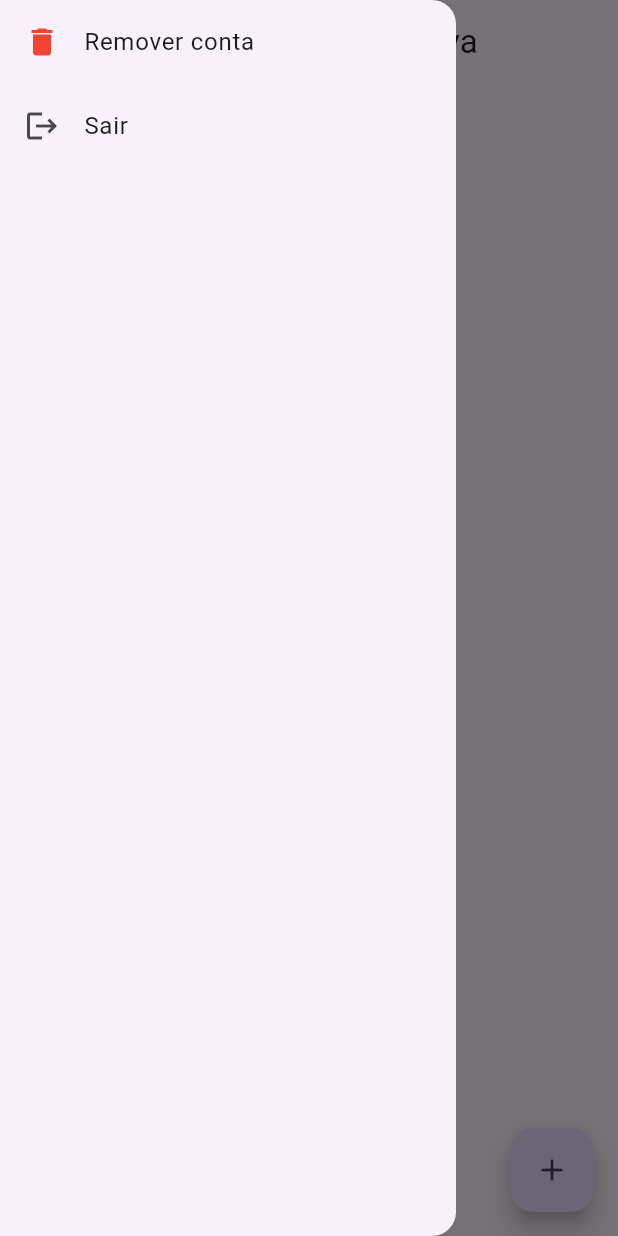
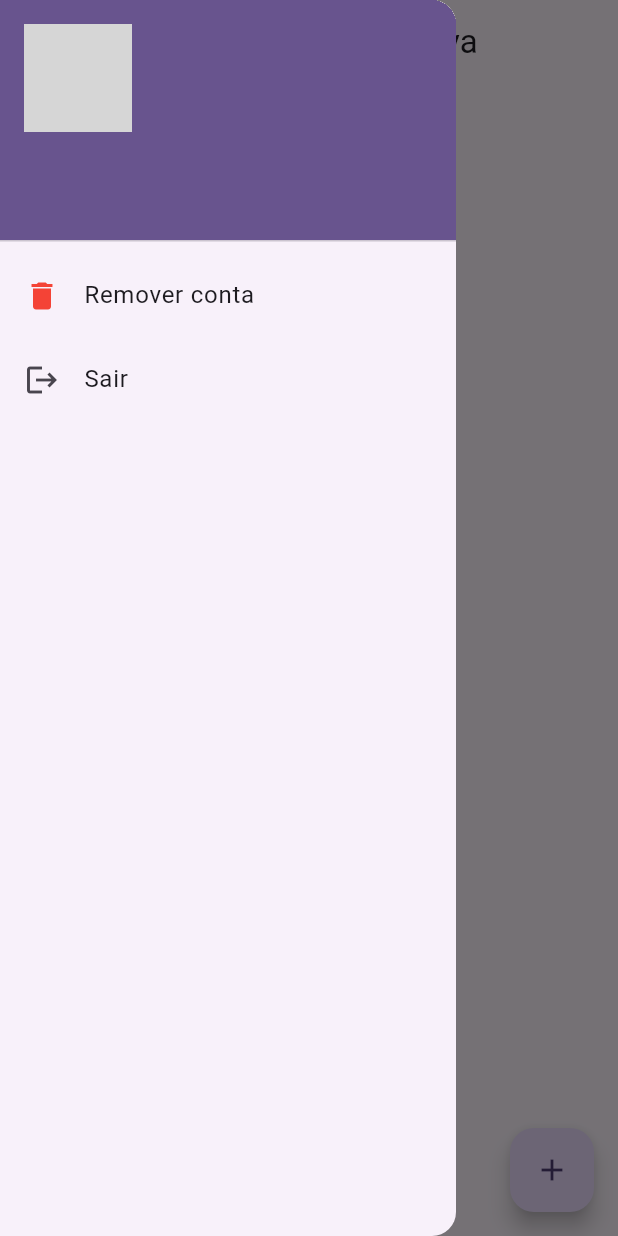
Before and after one commit to slackwarecps/flutter_bingo_app_jogador, a Flutter app: the screen it shows once a user with an empty profile is signed in, with the side drawer open, on a phone screen of 412 x 824 dp. Run offline on Flutter 3.47's test engine with Material 3 defaults, Android fonts, the phone set to English and light mode, and no system bars; our stand-ins replace cloud_firestore, firebase_auth, firebase_core; accounts and stored records are empty; network calls fail; grey boxes are pictures that could not be loaded.

Commit message:
ajuste final

```diff
--- a/lib/main.dart
+++ b/lib/main.dart
@@ -112,7 +112,7 @@ class RoteadorTelas extends StatelessWidget {
         } else {
           if (snapshot.hasData) {
             //esta logado
-            return HomeScreen();
+            return HomeScreen(user: snapshot.data!);
           } else {
             return const AuthScreen();
           }
--- a/lib/screens/home_screen.dart
+++ b/lib/screens/home_screen.dart
@@ -2,11 +2,13 @@ import 'package:bingo_jogador/firebase/models/listin.dart';
 import 'package:bingo_jogador/screens/show_senha_confirmacao_dialog.dart';
 import 'package:bingo_jogador/services/auth_service.dart';
 import 'package:cloud_firestore/cloud_firestore.dart';
+import 'package:firebase_auth/firebase_auth.dart';
 import 'package:flutter/material.dart';
 import 'package:uuid/uuid.dart';
 
 class HomeScreen extends StatefulWidget {
-  const HomeScreen({super.key});
+  final User user;
+  const HomeScreen({super.key, required this.user});
 
   @override
   State<HomeScreen> createState() => _HomeScreenState();
@@ -31,6 +33,16 @@ class _HomeScreenState extends State<HomeScreen> {
       drawer: Drawer(
         child: ListView(
           children: [
+            UserAccountsDrawerHeader(
+                currentAccountPicture: CircleAvatar(
+                  backgroundColor: Colors.white,
+                  backgroundImage: NetworkImage(
+                      'https://i.ibb.co/xGqDtRR/gato-chorando.jpg'),
+                ),
+                accountName: Text((widget.user.displayName != null)
+                    ? widget.user.displayName!
+                    : "Toinho"),
+                accountEmail: Text(widget.user.email!)),
             ListTile(
               leading: Icon(
                 Icons.delete,
```
